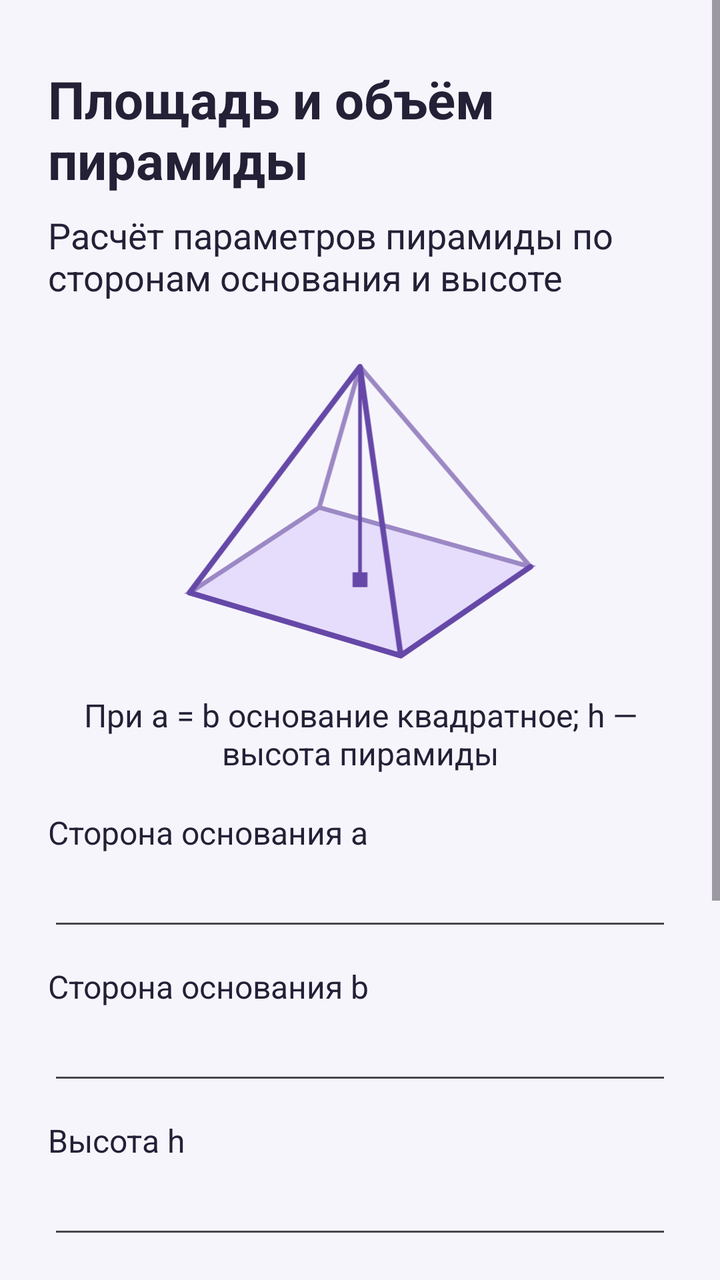
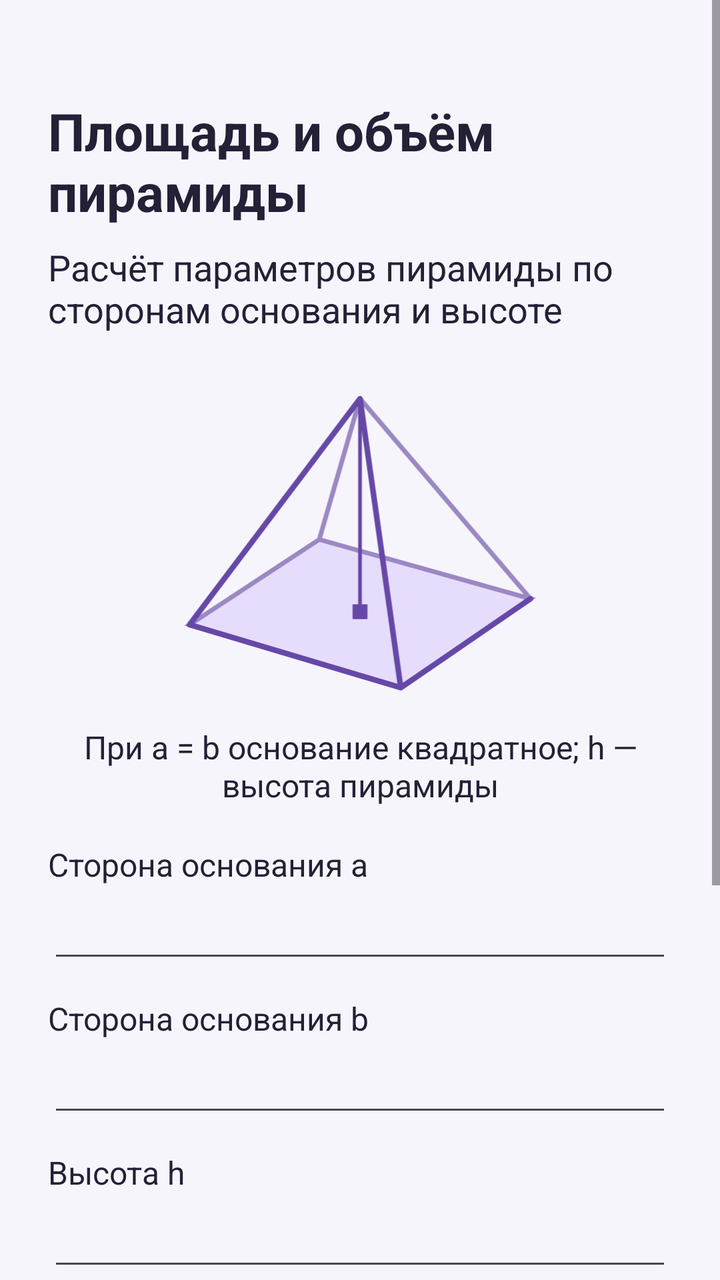

Compare the two renders of this Android layout. The source of the first and the diff that turns it into the second are given below.
<!-- AndroidManifest.xml: application theme Theme.CalculatingTheParametersOfARegularPyramid -->
<!-- res/layout/activity_main.xml -->
<?xml version="1.0" encoding="utf-8"?>
<ScrollView xmlns:android="http://schemas.android.com/apk/res/android"
    android:layout_width="match_parent"
    android:layout_height="match_parent"
    android:background="@color/screen_background"
    android:fillViewport="true">

    <LinearLayout
        android:layout_width="match_parent"
        android:layout_height="wrap_content"
        android:orientation="vertical"
        android:paddingStart="24dp"
        android:paddingTop="32dp"
        android:paddingEnd="24dp"
        android:paddingBottom="32dp">

        <TextView
            android:layout_width="match_parent"
            android:layout_height="wrap_content"
            android:text="@string/title"
            android:textColor="@color/screen_text"
            android:textSize="26sp"
            android:textStyle="bold" />

        <TextView
            android:layout_width="match_parent"
            android:layout_height="wrap_content"
            android:layout_marginTop="8dp"
            android:text="@string/intro"
            android:textColor="@color/screen_text"
            android:textSize="18sp" />

        <ImageView
            android:layout_width="match_parent"
            android:layout_height="176dp"
            android:layout_marginTop="16dp"
            android:contentDescription="@string/diagram_description"
            android:scaleType="fitCenter"
            android:src="@drawable/regular_pyramid" />

        <TextView
            android:layout_width="match_parent"
            android:layout_height="wrap_content"
            android:layout_marginTop="4dp"
            android:gravity="center"
            android:text="@string/diagram_caption"
            android:textColor="@color/screen_text"
            android:textSize="16sp" />

        <TextView
            android:layout_width="match_parent"
            android:layout_height="wrap_content"
            android:layout_marginTop="18dp"
            android:labelFor="@id/side_a"
            android:text="@string/side_a_hint"
            android:textColor="@color/screen_text"
            android:textSize="16sp" />

        <EditText
            android:id="@+id/side_a"
            android:layout_width="match_parent"
            android:layout_height="wrap_content"
            android:layout_marginTop="2dp"
            android:inputType="numberDecimal"
            android:singleLine="true"
            android:textColor="@color/screen_text"
            android:textColorHint="@color/field_hint"
            android:textSize="18sp" />

        <TextView
            android:layout_width="match_parent"
            android:layout_height="wrap_content"
            android:layout_marginTop="12dp"
            android:labelFor="@id/side_b"
            android:text="@string/side_b_hint"
            android:textColor="@color/screen_text"
            android:textSize="16sp" />

        <EditText
            android:id="@+id/side_b"
            android:layout_width="match_parent"
            android:layout_height="wrap_content"
            android:layout_marginTop="2dp"
            android:inputType="numberDecimal"
            android:singleLine="true"
            android:textColor="@color/screen_text"
            android:textColorHint="@color/field_hint"
            android:textSize="18sp" />

        <TextView
            android:layout_width="match_parent"
            android:layout_height="wrap_content"
            android:layout_marginTop="12dp"
            android:labelFor="@id/height"
            android:text="@string/height_hint"
            android:textColor="@color/screen_text"
            android:textSize="16sp" />

        <EditText
            android:id="@+id/height"
            android:layout_width="match_parent"
            android:layout_height="wrap_content"
            android:layout_marginTop="2dp"
            android:inputType="numberDecimal"
            android:singleLine="true"
            android:textColor="@color/screen_text"
            android:textColorHint="@color/field_hint"
            android:textSize="18sp" />

        <Button
            android:id="@+id/calculate"
            android:layout_width="match_parent"
            android:layout_height="wrap_content"
            android:layout_marginTop="18dp"
            android:backgroundTint="@color/accent"
            android:minHeight="56dp"
            android:text="@string/calculate"
            android:textColor="@color/button_text"
            android:textSize="18sp" />

        <TextView
            android:id="@+id/status"
            android:layout_width="match_parent"
            android:layout_height="wrap_content"
            android:layout_marginTop="20dp"
            android:text="@string/status_ready"
            android:textColor="@color/screen_text"
            android:textSize="18sp"
            android:textStyle="bold" />

        <TextView
            android:id="@+id/result"
            android:layout_width="match_parent"
            android:layout_height="wrap_content"
            android:layout_marginTop="8dp"
            android:text="@string/result_empty"
            android:textColor="@color/screen_text"
            android:textSize="20sp" />

        <Button
            android:id="@+id/about"
            android:layout_width="match_parent"
            android:layout_height="wrap_content"
            android:layout_marginTop="24dp"
            android:backgroundTint="@color/secondary_button"
            android:minHeight="52dp"
            android:text="@string/about"
            android:textColor="@color/screen_text"
            android:textSize="16sp" />
    </LinearLayout>
</ScrollView>
<!-- resources referenced by this layout -->
<resources>
  <color name="accent">#FF6548A7</color>
  <color name="button_text">#FFFFFFFF</color>
  <color name="field_hint">#FF625C71</color>
  <color name="screen_background">#FFF7F5FC</color>
  <color name="screen_text">#FF242036</color>
  <color name="secondary_button">#FFE6DDFC</color>
  <!-- drawable regular_pyramid (drawable) -->
  <?xml version="1.0" encoding="utf-8"?>
  <vector xmlns:android="http://schemas.android.com/apk/res/android"
      android:width="220dp"
      android:height="190dp"
      android:viewportWidth="220"
      android:viewportHeight="190">
      <path
          android:fillColor="@color/diagram_fill"
          android:pathData="M18,140 L88,94 L202,126 L132,174 Z" />
      <path
          android:fillColor="@android:color/transparent"
          android:pathData="M18,140 L88,94 L202,126 L132,174 Z M110,18 L88,94 M110,18 L202,126"
          android:strokeColor="@color/diagram_hidden"
          android:strokeLineCap="round"
          android:strokeWidth="2.5" />
      <path
          android:fillColor="@android:color/transparent"
          android:pathData="M110,18 L18,140 M110,18 L132,174 M18,140 L132,174 M132,174 L202,126"
          android:strokeColor="@color/diagram_line"
          android:strokeLineCap="round"
          android:strokeWidth="3" />
      <path
          android:fillColor="@android:color/transparent"
          android:pathData="M110,18 L110,133"
          android:strokeColor="@color/diagram_line"
          android:strokeWidth="2" />
      <path
          android:fillColor="@color/diagram_line"
          android:pathData="M106,129 L114,129 L114,137 L106,137 Z" />
  </vector>
  <string name="about">Сведения об исполнителях</string>
  <string name="calculate">Рассчитать</string>
  <string name="diagram_caption">При a = b основание квадратное; h — высота пирамиды</string>
  <string name="diagram_description">Схема правильной четырёхугольной пирамиды с вершиной над центром квадратного основания</string>
  <string name="height_hint">Высота h</string>
  <string name="intro">Расчёт параметров пирамиды по сторонам основания и высоте</string>
  <string name="result_empty">Введите размеры и нажмите «Рассчитать»</string>
  <string name="side_a_hint">Сторона основания a</string>
  <string name="side_b_hint">Сторона основания b</string>
  <string name="status_ready">Расчёт ожидает ввода данных</string>
  <string name="title">Площадь и объём пирамиды</string>
  <style name="Theme.CalculatingTheParametersOfARegularPyramid" parent="Base.Theme.CalculatingTheParametersOfARegularPyramid" />
  <color name="diagram_fill">#FFE6DDFC</color>
  <color name="diagram_hidden">#FF9B88C4</color>
  <color name="diagram_line">#FF6548A7</color>
  <style name="Base.Theme.CalculatingTheParametersOfARegularPyramid" parent="Theme.Material3.DayNight.NoActionBar">
          <item name="colorPrimary">@color/accent</item>
          <item name="colorOnPrimary">@color/button_text</item>
          <item name="android:statusBarColor">@color/screen_background</item>
          <item name="android:navigationBarColor">@color/screen_background</item>
          <item name="android:windowLightStatusBar">true</item>
          <item name="android:windowLightNavigationBar">true</item>
      </style>
</resources>

<!-- the commit's change to res/layout/activity_main.xml (unified diff, before → after) -->
@@ -10,7 +10,7 @@
         android:layout_height="wrap_content"
         android:orientation="vertical"
         android:paddingStart="24dp"
-        android:paddingTop="32dp"
+        android:paddingTop="48dp"
         android:paddingEnd="24dp"
         android:paddingBottom="32dp">
 
